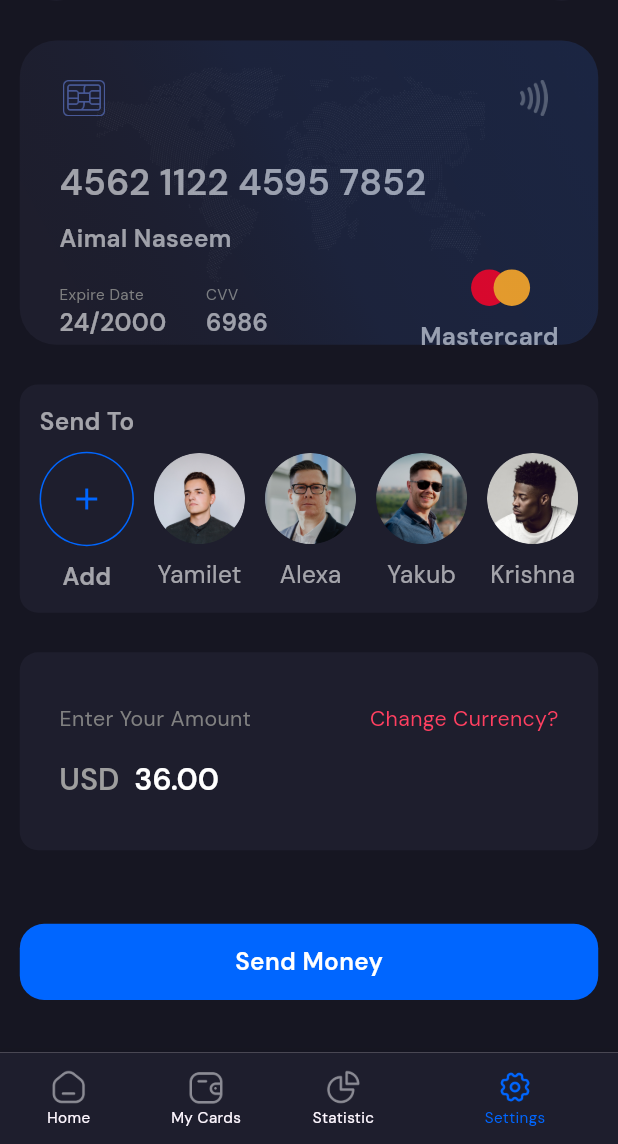
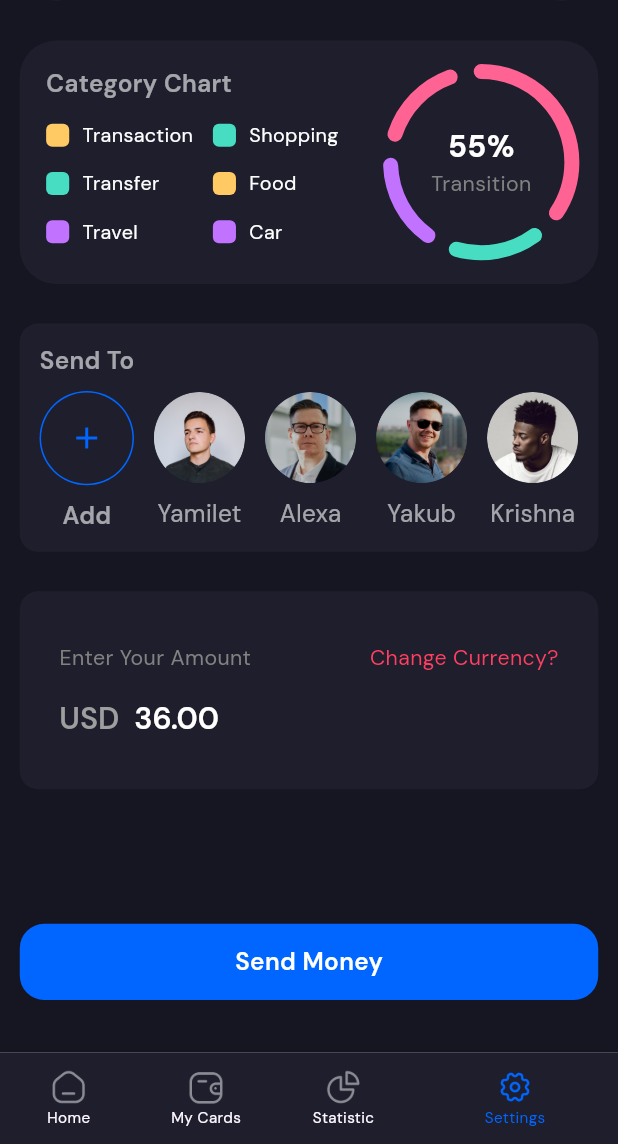
Before and after one commit to developerSajib88/Payment-App-UI-Kit, a Flutter app: the screen it shows after launch, item 4 of the bottom bar chosen, on a phone screen of 412 x 824 dp, the part 92-1236 px from its top. Run offline on Flutter 3.47's test engine with Material 3 defaults, Android fonts, the phone set to English and light mode, and no system bars; our stand-ins replace fl_chart, flutter_hooks, flutter_screenutil, gap, get_it, go_router and 4 more; accounts and stored records are empty.

Commit message:
Category chart ui design complete with chart.

```diff
--- a/lib/features/send_money/send_money_screen.dart
+++ b/lib/features/send_money/send_money_screen.dart
@@ -1,5 +1,4 @@
 
-import 'package:feature_first/common/global/functions/global_functions.dart';
 import 'package:feature_first/common/widgets/app_bar/button_app_bar.dart';
 import 'package:feature_first/generated/assets.dart';
 import 'package:feature_first/utils/constants/ui_constants.dart';
@@ -21,187 +20,251 @@ class SendMoneyScreen extends StatelessWidget {
         padding: padding6,
         child: Column(
           children: [
-            ButtonAppBar(title: "Send Money"),
+            const ButtonAppBar(title: "Send Money"),
 
             gap12,
 
-            Stack(
-              children: [
-                Container(
-                  width: 1.sw,
-                  height: 100.h,
-                  padding: padding6,
-                  decoration: BoxDecoration(
-                      color: ColorPalates.lightBackground,
-                      borderRadius: radius12
-                  ),
-                  child: Stack(
-                    children: [
-
-                      Image.asset(
-                        Assets.imagesWorldmap,
-                      ),
+            Container(
+              width: 1.sw,
+              height: 80.h,
+              padding: padding8,
+              decoration: BoxDecoration(
+                  color: ColorPalates.lightBackground,
+                  borderRadius: radius12
+              ),
+              child: Row(
+                crossAxisAlignment: crossCenter,
+                mainAxisAlignment: mainSpaceBetween,
+                children: <Widget>[
 
 
-                    ],
-                  ),
-                ),
+                  Column(
+                    crossAxisAlignment: crossStart,
+                    children: [
+                      Text("Category Chart",style: CustomTextStyles.primary,),
+
+                      gap6,
+
+                      Row(
+                        children: [
+                          Column(
+                            crossAxisAlignment: crossStart,
+                            children: [
+                              Row(
+                                children: [
+                                  Container(
+                                    width: 7.w,
+                                    height: 7.w,
+                                    decoration: BoxDecoration(
+                                      color: const Color(0xffFFCA63),
+                                      borderRadius: BorderRadius.circular(2.r)
+                                    ),
+                                  ),
+
+                                  gap4,
+
+                                  Text(
+                                    "Transaction",
+                                    style: CustomTextStyles.secondary.copyWith(
+                                      color: Colors.white,
+                                      fontSize: 6.w
+                                    ),
+                                  )
+                                ],
+                              ),
+
+                              gap6,
+
+                              Row(
+                                children: [
+                                  Container(
+                                    width: 7.w,
+                                    height: 7.w,
+                                    decoration: BoxDecoration(
+                                        color: const Color(0xff47DDC2),
+                                        borderRadius: BorderRadius.circular(2.r)
+                                    ),
+                                  ),
+
+                                  gap4,
+
+                                  Text(
+                                    "Transfer",
+                                    style: CustomTextStyles.secondary.copyWith(
+                                        color: Colors.white,
+                                        fontSize: 6.w
+                                    ),
+                                  )
+                                ],
+                              ),
+
+                              gap6,
+
+                              Row(
+                                children: [
+                                  Container(
+                                    width: 7.w,
+                                    height: 7.w,
+                                    decoration: BoxDecoration(
+                                        color: const Color(0xffC172FF),
+                                        borderRadius: BorderRadius.circular(2.r)
+                                    ),
+                                  ),
+
+                                  gap4,
+
+                                  Text(
+                                    "Travel",
+                                    style: CustomTextStyles.secondary.copyWith(
+                                        color: Colors.white,
+                                        fontSize: 6.w
+                                    ),
+                                  )
+                                ],
+                              ),
+                            ],
+                          ),
+
+                          gap6,
+
+                          Column(
+                            crossAxisAlignment: crossStart,
+                            children: [
+
+                              Row(
+                                children: [
+                                  Container(
+                                    width: 7.w,
+                                    height: 7.w,
+                                    decoration: BoxDecoration(
+                                        color: const Color(0xff47DDC2),
+                                        borderRadius: BorderRadius.circular(2.r)
+                                    ),
+                                  ),
+
+                                  gap4,
+
+                                  Text(
+                                    "Shopping",
+                                    style: CustomTextStyles.secondary.copyWith(
+                                        color: Colors.white,
+                                        fontSize: 6.w
+                                    ),
+                                  )
+                                ],
+                              ),
+
+                              gap6,
+
+                              Row(
+                                children: [
+                                  Container(
+                                    width: 7.w,
+                                    height: 7.w,
+                                    decoration: BoxDecoration(
+                                        color: const Color(0xffFFCA63),
+                                        borderRadius: BorderRadius.circular(2.r)
+                                    ),
+                                  ),
+
+                                  gap4,
+
+                                  Text(
+                                    "Food",
+                                    style: CustomTextStyles.secondary.copyWith(
+                                        color: Colors.white,
+                                        fontSize: 6.w
+                                    ),
+                                  )
+                                ],
+                              ),
+
+                              gap6,
 
 
-                Container(
-                  width: 1.sw,
-                  height: 100.h,
-                  padding: padding6,
-                  margin: padding6,
-                  decoration: BoxDecoration(
-                    borderRadius: radius12,
-                  ),
-                  child: Column(
-                    crossAxisAlignment: crossStart,
-                    children: [
-                      Row(
-                        mainAxisAlignment: mainSpaceBetween,
-                        children: [
+                              Row(
+                                children: [
+                                  Container(
+                                    width: 7.w,
+                                    height: 7.w,
+                                    decoration: BoxDecoration(
+                                        color: const Color(0xffC172FF),
+                                        borderRadius: BorderRadius.circular(2.r)
+                                    ),
+                                  ),
 
-                          Image.asset(
-                            Assets.iconsSensor,
-                            width: 15.w,
-                            height: 12.h,
-                          ),
+                                  gap4,
 
-                          Image.asset(
-                            Assets.iconsNetwork,
-                            width: 15.w,
-                            height: 12.h,
-                            color: ColorPalates.defaultGrey.withOpacity(0.5),
+                                  Text(
+                                    "Car",
+                                    style: CustomTextStyles.secondary.copyWith(
+                                        color: Colors.white,
+                                        fontSize: 6.w
+                                    ),
+                                  )
+                                ],
+                              ),
+
+
+                            ],
                           ),
 
                         ],
                       ),
 
-                      gap12,
-
-                      Text(
-                        GlobalFunctions.formatNumber("4562112245957852"),
-                        style: CustomTextStyles.primary.copyWith(fontSize: 12.sp),
-                      ),
-
-                      gap4,
-
-                      Text(
-                        "Aimal Naseem",
-                        style: CustomTextStyles.primary,
-                      ),
-
-                      gap4,
-
-
-                      Row(
-                        crossAxisAlignment: crossCenter,
-                        children: [
-
-                          Column(
-                            crossAxisAlignment: crossStart,
-                            children: [
-                              Text(
-                                "Expire Date",
-                                style: CustomTextStyles.secondary,
-                              ),
-
-                              Text(
-                                "24/2000",
-                                style: CustomTextStyles.primary,
-                              ),
-
-                            ],
-                          ),
-
-                          gap12,
-
-                          Column(
-                            crossAxisAlignment: crossStart,
-                            children: [
-                              Text(
-                                "CVV",
-                                style: CustomTextStyles.secondary,
-                              ),
-
-                              Text(
-                                "6986",
-                                style: CustomTextStyles.primary,
-                              ),
-
-                            ],
-                          ),
-
-                          const Spacer(),
-
-
-                          Column(
-                            crossAxisAlignment: crossCenter,
-                            children: [
-                              Stack(
-                                alignment: Alignment.centerRight,
-                                clipBehavior: Clip.none,
-                                children: [
-                                  CircleAvatar(
-                                    radius: 6.r,
-                                    backgroundColor: const Color(0xffEA001B),
-                                  ),
-
-                                  Positioned(
-                                    right: -15,
-                                    child: CircleAvatar(
-                                      radius: 6.r,
-                                      backgroundColor: const Color(0xffF79F1A),
-                                    ),
-                                  )
-                                ],
-                              ),
-
-                              gap4,
-
-                              Text(
-                                "Mastercard",
-                                style: CustomTextStyles.primary,
-                              )
-
-                            ],
-                          )
-
-
-                        ],
-                      )
 
 
                     ],
                   ),
-                ),
 
 
-                Container(
-                  width: 1.sw,
-                  height: 100.h,
-                  padding: padding6,
-                  decoration: BoxDecoration(
-                      borderRadius: radius12,
-                      gradient: LinearGradient(
-                          begin: Alignment.bottomLeft,
-                          end: Alignment.topRight,
-                          colors: [
-                            Colors.transparent,
-                            ColorPalates.primaryColor.withOpacity(0.07),
-                            ColorPalates.primaryColor.withOpacity(0.1),
-                          ]
+                  Stack(
+                    alignment: Alignment.center,
+                    children: [
+                      SizedBox(
+                        width: 55.w,
+                        height: 55.w,
+                        child: CustomPaint(
+                          painter: SegmentedCircularPainter(
+                            values: [40, 20, 20, 20], // Values to represent percentages.
+                            colors: [
+                              const Color(0xffFF6393),
+                              const Color(0xff47DDC2),
+                              const Color(0xffC172FF),
+                            ], // Colors for each slice.
+                          ),
+                        ),
+                      ),
+
+                      Column(
+                        crossAxisAlignment: crossCenter,
+                        mainAxisAlignment: mainCenter,
+                        children: [
+                          Text(
+                            "55%",
+                            style: CustomTextStyles.primaryBold.copyWith(
+                              fontWeight: FontWeight.w800,
+                              fontSize: 10.sp
+                            ),
+                          ),
+
+                          Text(
+                            "Transition",
+                            style: CustomTextStyles.secondary.copyWith(
+                              fontSize: 7.sp
+                            ),
+                          )
+                        ],
                       )
+                    ],
                   ),
-                ),
 
 
-
-              ],
+                ],
+              ),
             ),
 
+            gap12,
 
             Container(
               width: 1.sw,
@@ -390,3 +453,54 @@ class SendMoneyScreen extends StatelessWidget {
     );
   }
 }
+
+
+
+class SegmentedCircularPainter extends CustomPainter {
+  final List<double> values;
+  final List<Color> colors;
+  final double strokeWidth;
+  final double gapSize;
+
+  SegmentedCircularPainter({
+    required this.values,
+    required this.colors,
+    this.strokeWidth = 10,
+    this.gapSize = 20,
+  });
+
+  @override
+  void paint(Canvas canvas, Size size) {
+    final double total = values.reduce((a, b) => a + b);
+    final double radius = size.width / 2;
+
+    double startAngle = -90.0; // Start at the top.
+
+    final Rect rect = Rect.fromCircle(center: Offset(size.width / 2, size.height / 2), radius: radius);
+
+    for (int i = 0; i < values.length; i++) {
+      final sweepAngle = (values[i] / total) * 360.0 - gapSize; // Account for gaps between segments.
+
+      final Paint paint = Paint()
+        ..color = colors[i % colors.length]
+        ..style = PaintingStyle.stroke
+        ..strokeWidth = strokeWidth
+        ..strokeCap = StrokeCap.round; // Rounded edges for a smoother look.
+
+      canvas.drawArc(
+        rect,
+        radians(startAngle),
+        radians(sweepAngle),
+        false, // False for a stroked arc.
+        paint,
+      );
+
+      startAngle += sweepAngle + gapSize; // Adjust for the gap size.
+    }
+  }
+
+  @override
+  bool shouldRepaint(covariant CustomPainter oldDelegate) => true;
+
+  double radians(double degrees) => degrees * (3.141592653589793 / 180.0); // Convert degrees to radians.
+}
```
